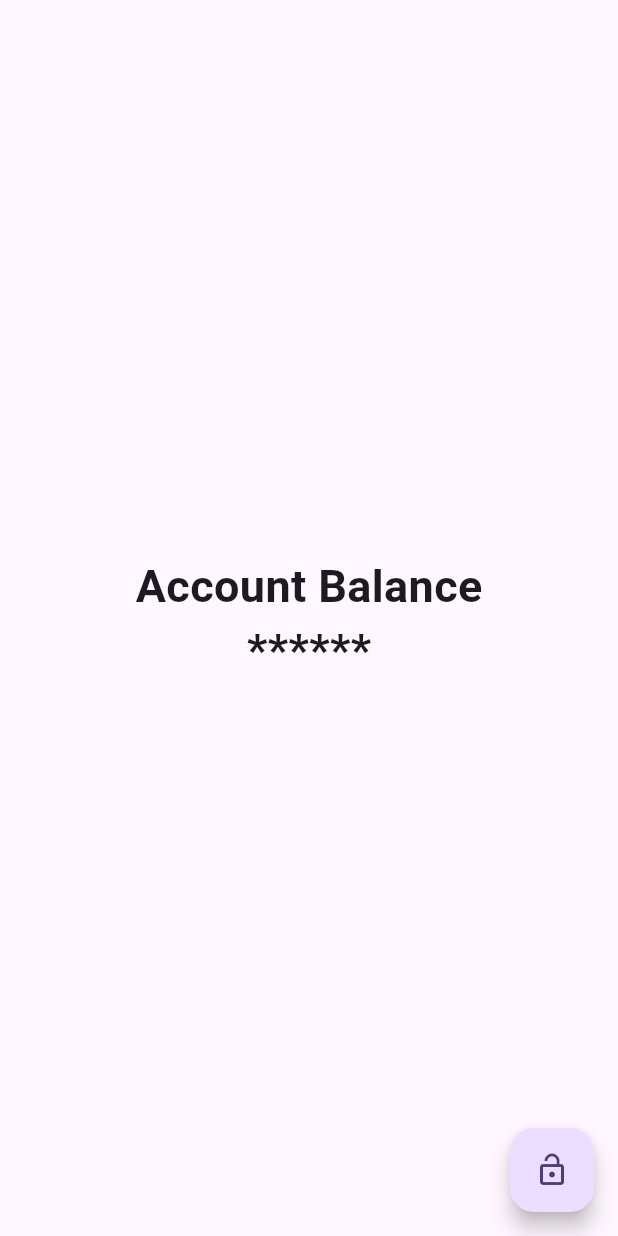
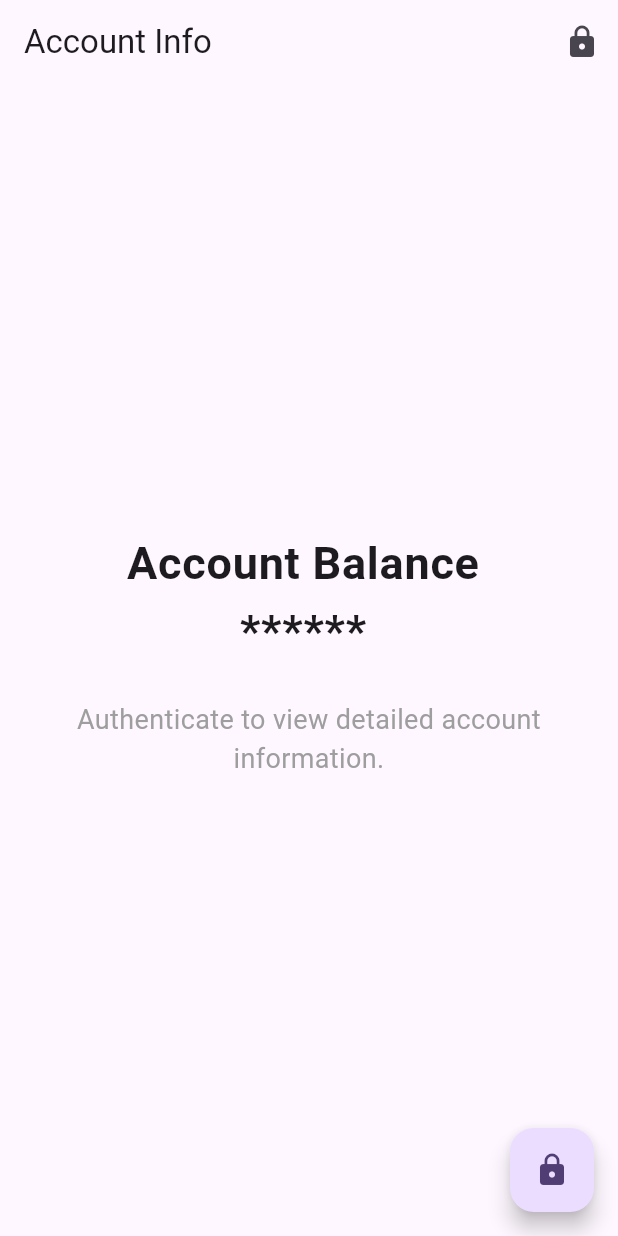
Before and after one commit to AzzamHussain/FingerprintAuthentication, a Flutter app: the screen it shows after launch, on a phone screen of 412 x 824 dp. Run offline on Flutter 3.47's test engine with Material 3 defaults, Android fonts, the light colour scheme and no system bars; our stand-ins replace local_auth.

Commit message:
edited UI

```diff
--- a/lib/screens/home_page.dart
+++ b/lib/screens/home_page.dart
@@ -10,28 +10,40 @@ class HomePage extends StatefulWidget {
 
 class _HomePageState extends State<HomePage> {
   final LocalAuthentication _auth = LocalAuthentication();
+  bool _isAuthenticated = false;
 
- bool _isAuthenticated=false;
   @override
   Widget build(BuildContext context) {
     return Scaffold(
+      appBar: AppBar(
+        title: const Text('Account Info'),
+        actions: [
+          IconButton(
+            icon: Icon(
+              _isAuthenticated ? Icons.lock_open : Icons.lock,
+            ),
+            onPressed: () async {
+              await _toggleAuthentication();
+            },
+          ),
+        ],
+      ),
       body: _buildUI(),
       floatingActionButton: _authButton(),
     );
   }
 
-  Widget _authButton() {
-    return FloatingActionButton(
-      onPressed: () async {
+  Future<void> _toggleAuthentication() async {
     if (!_isAuthenticated) {
       final bool canAuthenticateWithBiometrics =
-              await _auth.canCheckBiometrics;
+          await _auth.canCheckBiometrics || await _auth.isDeviceSupported();
       if (canAuthenticateWithBiometrics) {
         try {
           final bool didAuthenticate = await _auth.authenticate(
             localizedReason: 'Please authenticate to show account balance',
             options: const AuthenticationOptions(
-                  biometricOnly: false,
+              biometricOnly: true,
+              stickyAuth: true,
             ),
           );
           setState(() {
@@ -42,21 +54,31 @@ return Scaffold(
         }
       }
     } else {
+      // Log out or reset authentication
       setState(() {
         _isAuthenticated = false;
       });
     }
-      },
+  }
+
+  Widget _authButton() {
+    return FloatingActionButton(
+      onPressed: _toggleAuthentication,
       child: Icon(
-        _isAuthenticated ? Icons.lock : Icons.lock_open,
+        _isAuthenticated ? Icons.lock_open : Icons.lock,
       ),
     );
   }
 
   Widget _buildUI() {
     return SizedBox(
-      width: MediaQuery.sizeOf(context).width,
+      width: double.infinity,
       child: Column(
+        mainAxisAlignment: MainAxisAlignment.center,
+        crossAxisAlignment: CrossAxisAlignment.center,
+        children: [
+          ListTile(
+            title: Column(
               mainAxisAlignment: MainAxisAlignment.center,
               crossAxisAlignment: CrossAxisAlignment.center,
               children: [
@@ -85,6 +107,49 @@ return Scaffold(
                   ),
               ],
             ),
+          ),
+          if (_isAuthenticated)
+            Expanded(
+              child: ListView(
+                children: [
+                  _buildInfoTile('Total Investments', '\$ 150,000'),
+                  _buildInfoTile(
+                      'Total Transaction Limit', '\$ 10,000 per month'),
+                  _buildInfoTile('Annual Tax Return', '\$ 5,000'),
+                  _buildInfoTile('Other Info', 'Details here...'),
+                  // Add more tiles as needed
+                ],
+              ),
+            ),
+          if (!_isAuthenticated)
+            const Padding(
+              padding: EdgeInsets.all(16.0),
+              child: Text(
+                "Authenticate to view detailed account information.",
+                style: TextStyle(fontSize: 18, color: Colors.grey),
+                textAlign: TextAlign.center,
+              ),
+            ),
+        ],
+      ),
+    );
+  }
+
+  Widget _buildInfoTile(String title, String subtitle) {
+    return ListTile(
+      title: Text(
+        title,
+        style: const TextStyle(fontSize: 18, fontWeight: FontWeight.bold),
+      ),
+      subtitle: Text(
+        subtitle,
+        style: const TextStyle(fontSize: 16, color: Colors.black54),
+      ),
+      leading: Icon(Icons.account_balance_wallet), // Optional leading icon
+      trailing: Icon(Icons.arrow_forward_ios), // Optional trailing icon
+      onTap: () {
+        // Handle tap event, e.g., navigate to detail page
+      },
     );
   }
 }
```
Lines whose indentation alone changed are shown as unchanged.
